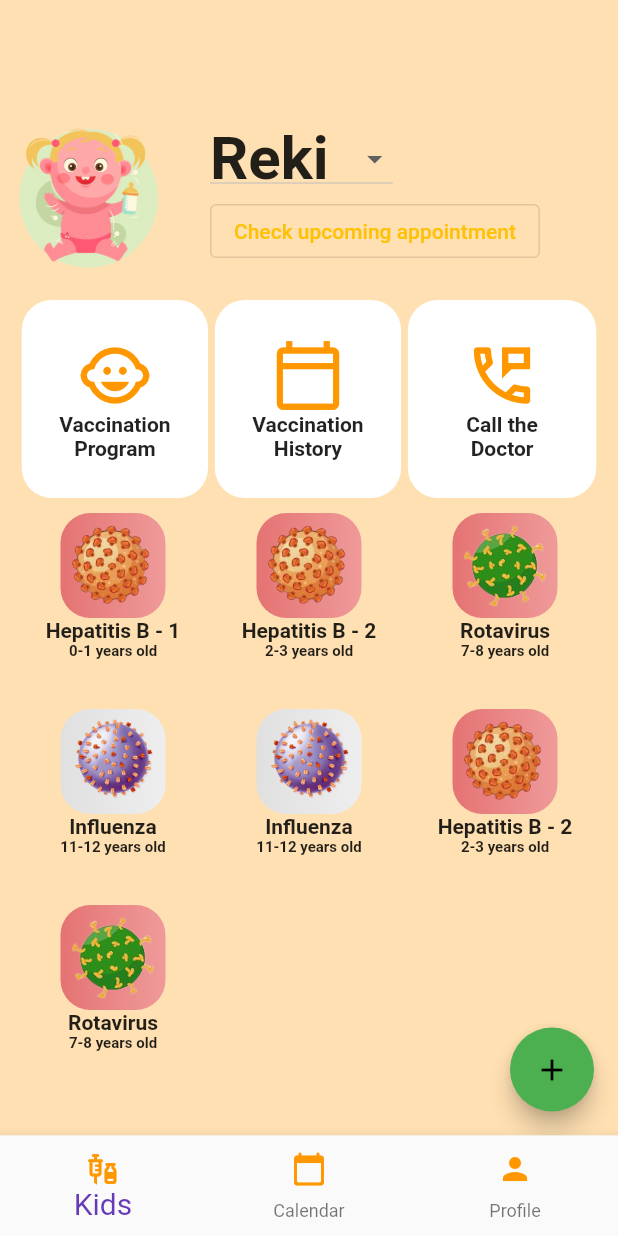
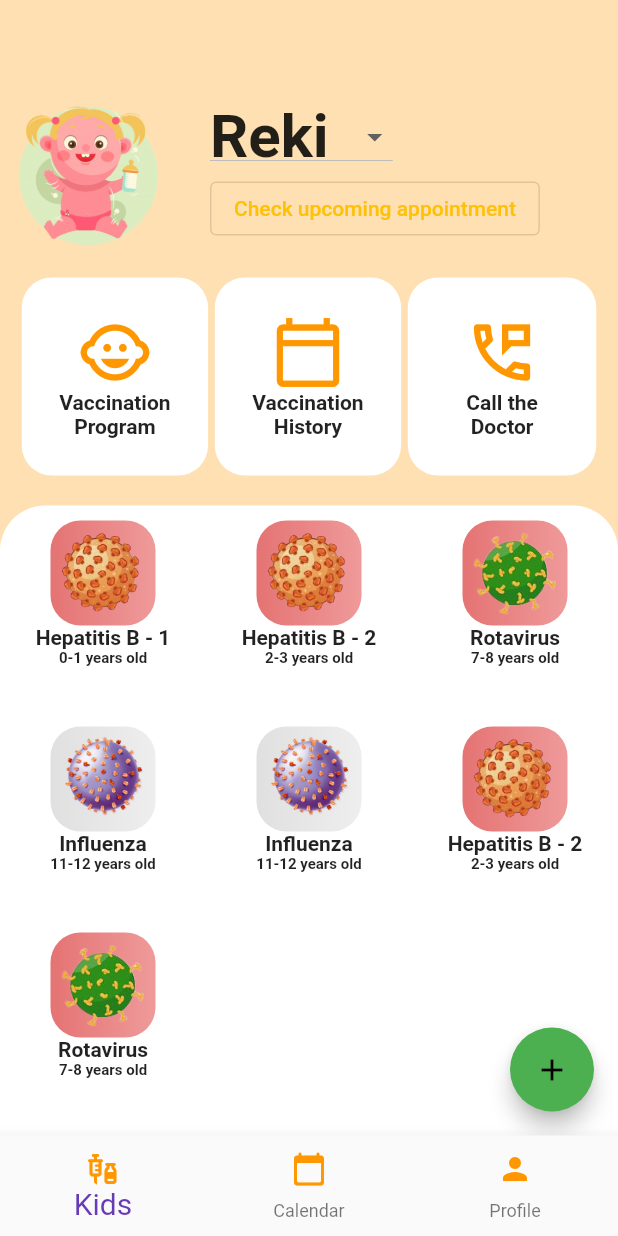
Before and after one commit to bjudob/duckcination, a Flutter app: the screen it shows after launch, on a phone screen of 412 x 824 dp. Run offline on Flutter 3.47's test engine with Material 2 defaults, Android fonts, the phone set to English and light mode, and no system bars; our stand-ins replace firebase_core, table_calendar; accounts and stored records are empty.

Commit message:
big buttons - splitting duckhome in 2

```diff
--- a/lib/ui/screens/duck_home.dart
+++ b/lib/ui/screens/duck_home.dart
@@ -35,8 +35,10 @@ class _DuckHomeState extends State<DuckHome> {
     return Scaffold(
       backgroundColor: Colors.orange.shade100,
       body: Center(
-        child: Padding(
-          padding: const EdgeInsets.fromLTRB(10, 80, 10, 0),
+        child: Column(
+          children: [
+            Padding(
+              padding: const EdgeInsets.fromLTRB(10, 65, 10, 20),
               child: Column(
                 children: [
                   Row(
@@ -85,11 +87,19 @@ class _DuckHomeState extends State<DuckHome> {
                       BigButton(iconData: Icons.perm_phone_msg_outlined,title: "    Call the    -Doctor",),
                     ],
                   ),
-              SingleChildScrollView(
+                ],
+              ),
+            ),
+            Container(
+              decoration: const BoxDecoration(
+                  color: Colors.white,
+                  borderRadius: BorderRadius.all(Radius.circular(30))
+              ),
+              child: SingleChildScrollView(
                   child: Column(
                     children: [
                       SizedBox(
-                        height: 400,
+                        height: 460,
                         child: Container(
                           //color: Colors.grey[100],
                           child: GridView.builder(
@@ -105,8 +115,8 @@ class _DuckHomeState extends State<DuckHome> {
                       )
                     ],
                   )),
+            ),
           ],
-          ),
         ),
       ),
       floatingActionButton: FloatingActionButton(
```
Lines whose indentation alone changed are shown as unchanged.
